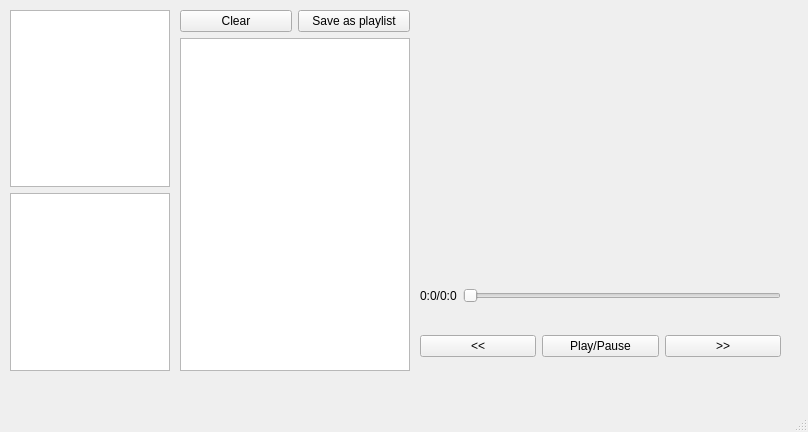
Old version of the form MainView.ui in the repository atrin-hojjat/MusicPlayer_AP.
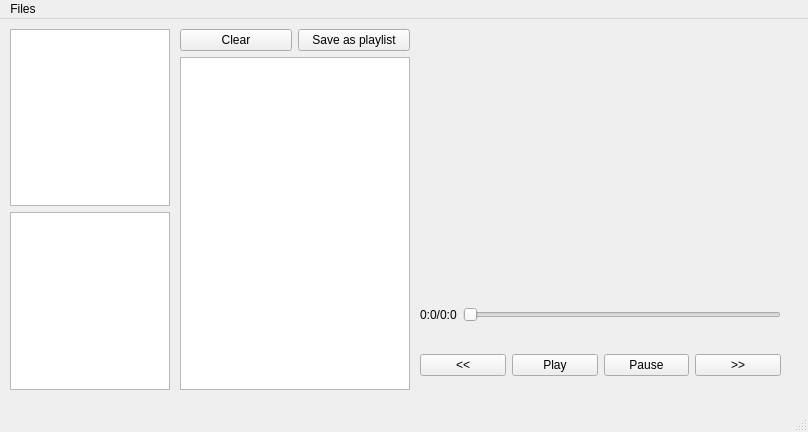
New version of the form.

The edit to the form file:
```diff
--- a/MainView.ui
+++ b/MainView.ui
@@ -52,7 +52,14 @@
      <item>
       <widget class="QPushButton" name="playbackButton">
        <property name="text">
-        <string>Play/Pause</string>
+        <string>Play</string>
+       </property>
+      </widget>
+     </item>
+     <item>
+      <widget class="QPushButton" name="pauseButton">
+       <property name="text">
+        <string>Pause</string>
        </property>
       </widget>
      </item>
@@ -134,6 +141,13 @@
      <height>22</height>
     </rect>
    </property>
+   <widget class="QMenu" name="menuFiles">
+    <property name="title">
+     <string>Files</string>
+    </property>
+    <addaction name="actionOpen_Files"/>
+   </widget>
+   <addaction name="menuFiles"/>
   </widget>
   <widget class="QStatusBar" name="statusbar"/>
  </widget>
```
Left out of the diff: 9 changed lines with no effect on the pictures.
